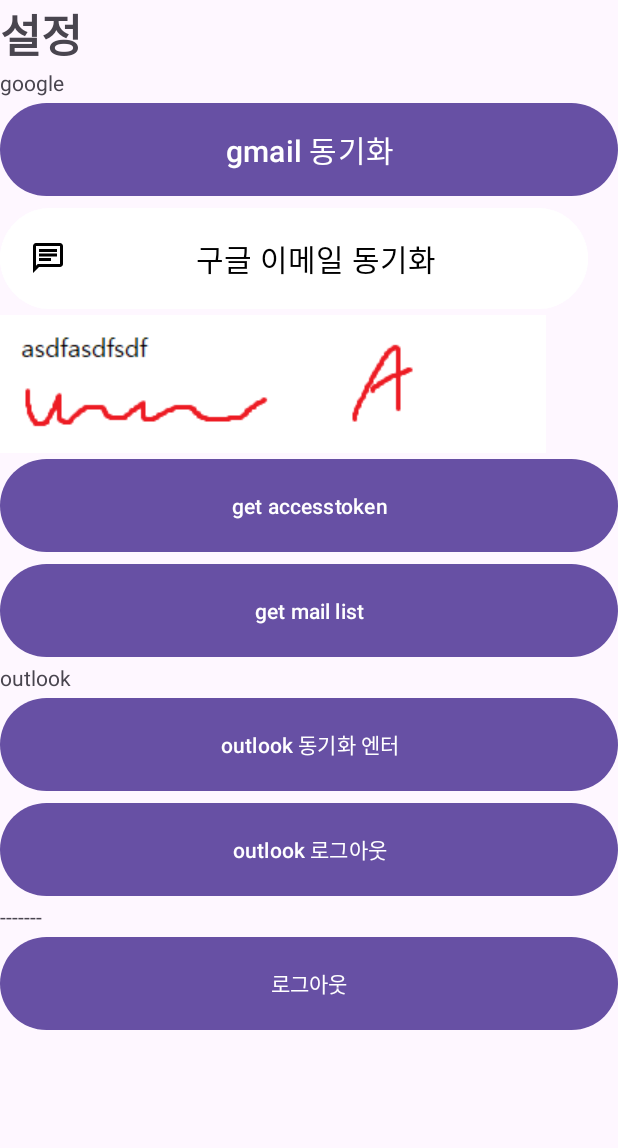
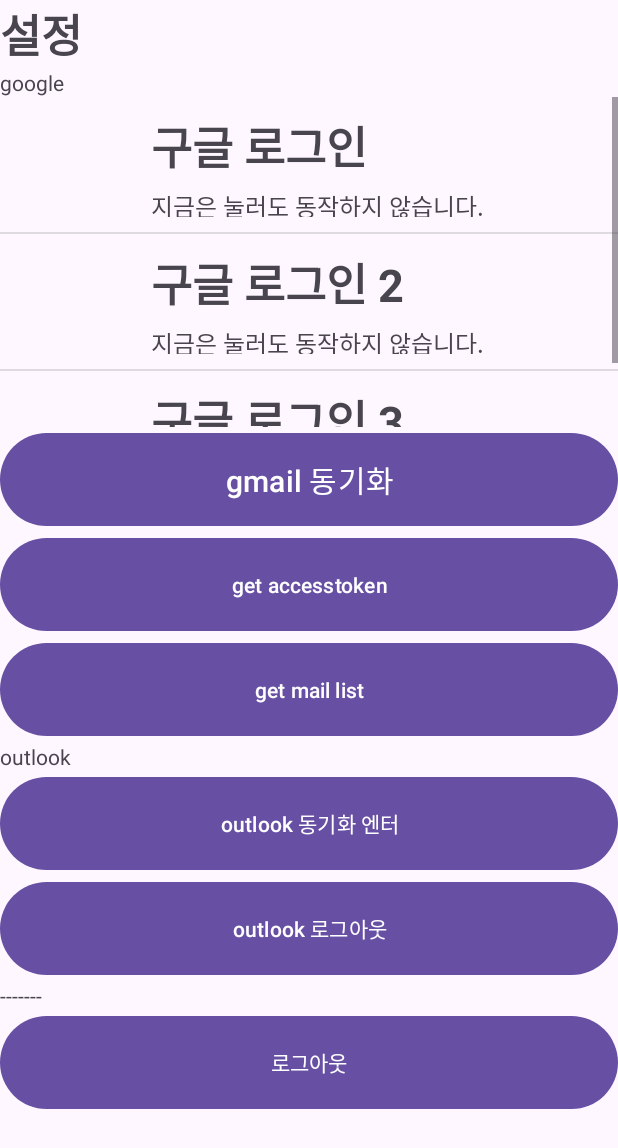
Before and after one commit to melonNamedLove/mailMoaJo, an Android app built with Jetpack Compose: the fragment SettingsFragment shown on its own in the app's theme, on a phone screen of 412 x 824 dp. Shown: the top 1148 px of the screen. Run offline under Robolectric (Android 15) with nearby library versions, the phone set to English and light mode, and no system bars; our stand-ins replace Volley; libraries missing offline, so code that uses them is left out: com.microsoft.graph, com.microsoft.identity, io.github.jan.supabase; 1 statement that could not run was skipped.

Commit message:
이미지버튼 갈아엎고 커스텀 리스트뷰를 통해서 옵션 프래그먼트 내부에 옵션들을 설정할 예정 현재 어댑터 연결하고 Title과 Subtitle을 넣어서 띄우는데 성공 향후 setonClickListner를 각 CustomListView에 삽입해서 버튼화 예정

```diff
--- a/mailmoajo2/app/build.gradle.kts
+++ b/mailmoajo2/app/build.gradle.kts
@@ -76,6 +76,7 @@ dependencies {
     implementation("androidx.lifecycle:lifecycle-livedata-ktx:2.7.0")
     implementation("androidx.lifecycle:lifecycle-viewmodel-ktx:2.7.0")
     implementation(platform("androidx.compose:compose-bom:2023.08.00"))
+    implementation("androidx.activity:activity:1.8.0")
     testImplementation("junit:junit:4.13.2")
     androidTestImplementation("androidx.test.ext:junit:1.1.5")
     androidTestImplementation("androidx.test.espresso:espresso-core:3.5.1")
--- a/mailmoajo2/app/src/main/AndroidManifest.xml
+++ b/mailmoajo2/app/src/main/AndroidManifest.xml
@@ -16,6 +16,9 @@
         android:theme="@style/Theme.Mailmoajo2"
         android:usesCleartextTraffic="true"
         tools:targetApi="31">
+        <activity
+            android:name=".MainActivity"
+            android:exported="false" />
         <activity
             android:name=".AddContactActivity"
             android:exported="false" />
@@ -58,12 +61,14 @@
             android:exported="true">
             <intent-filter>
                 <action android:name="android.intent.action.VIEW" />
+
                 <category android:name="android.intent.category.DEFAULT" />
                 <category android:name="android.intent.category.BROWSABLE" />
+
                 <data
-                    android:scheme="msauth"
                     android:host="com.melon.mailmoajo"
-                    android:path="/yG7xh+P47vHoeLFfL//4ro3XLfc=" />
+                    android:path="/yG7xh+P47vHoeLFfL//4ro3XLfc="
+                    android:scheme="msauth" />
             </intent-filter>
         </activity>
     </application>
--- /dev/null
+++ b/mailmoajo2/app/src/main/java/com/melon/mailmoajo/adapter/OptionListItemAdapter.kt
@@ -0,0 +1,59 @@
+package com.melon.mailmoajo.adapter
+
+import android.content.Context
+import android.view.LayoutInflater
+import android.view.View
+import android.view.ViewGroup
+import android.widget.BaseAdapter
+import android.widget.TextView
+import com.melon.mailmoajo.R
+import com.melon.mailmoajo.dataclass.optionItems
+
+//https://kumgo1d.tistory.com/entry/Android-Custom-ListView-%EC%95%88%EB%93%9C%EB%A1%9C%EC%9D%B4%EB%93%9C-%EC%BB%A4%EC%8A%A4%ED%85%80-%EB%A6%AC%EC%8A%A4%ED%8A%B8%EB%B7%B0-%EB%A7%8C%EB%93%A4%EA%B8%B0
+
+class OptionListItemAdapter : BaseAdapter() {
+
+    private var listViewItemList = ArrayList<optionItems>()
+
+    override fun getCount(): Int {
+        return listViewItemList.size
+    }
+
+    override fun getItem(position: Int): Any {
+        return listViewItemList[position]
+    }
+
+    override fun getItemId(position: Int): Long {
+        return position.toLong()
+    }
+
+    override fun getView(position: Int, convertView: View?, parent: ViewGroup?): View? {
+
+        var view = convertView
+        val context = parent!!.context
+
+        if (view == null) {
+            val inflater = context.getSystemService(Context.LAYOUT_INFLATER_SERVICE) as LayoutInflater
+            view = inflater.inflate(R.layout.option_list_item, parent, false)
+        }
+
+        val item_title : TextView = view!!.findViewById(R.id.option_item_tv_title)
+        val item_subtitle : TextView = view.findViewById(R.id.option_item_tv_subtitle)
+
+        val listViewItem = listViewItemList[position]
+
+        // 아이템에 데이터 반영
+        item_title.text = listViewItem.title
+        item_subtitle.text = listViewItem.subtitle
+
+        return view
+    }
+
+    fun addItem(title: String, subtitle: String) {
+
+        val item = optionItems(title,subtitle)
+        listViewItemList.add(item)
+
+    }
+
+}
--- /dev/null
+++ b/mailmoajo2/app/src/main/java/com/melon/mailmoajo/dataclass/optionItems.kt
@@ -0,0 +1,18 @@
+package com.melon.mailmoajo.dataclass
+
+/**
+ * 옵션 리스트뷰에 들어갈 커스텀 리스트용 데이터 클래스
+ *
+ * @property title : 두꺼운 글씨의 메인 제목
+ * @property subtitle : 얇고 작은 글씨의 서브 제목
+ */
+data class optionItems(
+    var title : String,
+    var subtitle : String,
+) {
+    override fun hashCode(): Int {
+        var result = title.hashCode()
+        result = 31 * result + subtitle.hashCode()
+        return result
+    }
+}
--- a/mailmoajo2/app/src/main/java/com/melon/mailmoajo/fragment/SettingsFragment.kt
+++ b/mailmoajo2/app/src/main/java/com/melon/mailmoajo/fragment/SettingsFragment.kt
@@ -20,6 +20,7 @@ import com.melon.mailmoajo.GoogleSignInActivity.Companion.tokenprefs
 import com.melon.mailmoajo.MSGraphRequestWrapper
 import com.melon.mailmoajo.MSGraphRequestWrapper.callGraphAPIUsingVolley
 import com.melon.mailmoajo.PostResult
+import com.melon.mailmoajo.adapter.OptionListItemAdapter
 import com.melon.mailmoajo.databinding.FragmentSettingsBinding
 import com.melon.mailmoajo.dataclass.mailData
 import com.melon.mailmoajo.dataclass.mailId
@@ -62,6 +63,7 @@ class SettingsFragment : Fragment() {
     /* Azure AD Variables */
     private var mSingleAccountApp: ISingleAccountPublicClientApplication? = null
     private var mAccount: IAccount? = null
+    var listItemAdapter = OptionListItemAdapter()
     override fun onCreate(savedInstanceState: Bundle?) {
         super.onCreate(savedInstanceState)
 
@@ -78,6 +80,11 @@ class SettingsFragment : Fragment() {
         savedInstanceState: Bundle?
     ): View? {
         val binding = FragmentSettingsBinding.inflate(layoutInflater)
+
+        binding.optionListView.adapter = listItemAdapter
+        listItemAdapter.addItem("구글 로그인","지금은 눌러도 동작하지 않습니다.")
+        listItemAdapter.addItem("구글 로그인 2","지금은 눌러도 동작하지 않습니다.")
+        listItemAdapter.addItem("구글 로그인 3","지금은 눌러도 동작하지 않습니다.")
 
         binding.gmailLoadBtn.setOnClickListener{
             var i: Intent = Intent(context, GmailLoadActivity::class.java)
--- a/mailmoajo2/app/src/main/res/layout/fragment_settings.xml
+++ b/mailmoajo2/app/src/main/res/layout/fragment_settings.xml
@@ -16,6 +16,12 @@
         android:layout_height="wrap_content"
         android:text="google" />
 
+<!--    커스텀 리스트뷰 -->
+    <ListView
+        android:id="@+id/option_ListView"
+        android:layout_width="match_parent"
+        android:layout_height="220dp" />
+
     <Button
         android:id="@+id/gmailLoadBtn"
         android:layout_width="match_parent"
@@ -24,24 +30,29 @@
         android:textSize="20dp">
     </Button>
 
-    <Button
-        android:layout_width="match_parent"
-        android:layout_height="75dp"
-        android:drawableLeft="@drawable/chat_24dp_fill0_wght400_grad0_opsz24_black"
-        android:paddingLeft="20dp"
-        android:backgroundTint="@color/white"
-        android:text="구글 이메일 동기화"
-        android:textColor="@color/black"
-        android:textSize="20dp"
-        android:layout_marginRight="20dp"/>
 
-    <ImageButton
-        android:layout_width="wrap_content"
-        android:layout_height="wrap_content"
-        android:id="@+id/imagebuttonTesting"
-        android:padding="0dp"
-        android:src="@drawable/imgbtn_states"
-        />
+<!--    이미지를 왼쪽에 넣는 drawalbeLeft 속성을 통해서 로고가 오른쪽에 있고 글자가 있는 버튼을 만듬.-->
+<!--    안 이쁘고 메인타이틀과 서브타이틀로 두줄을 넣을 수가 없어서 폐기-->
+<!--    <Button-->
+<!--        android:layout_width="match_parent"-->
+<!--        android:layout_height="75dp"-->
+<!--        android:drawableLeft="@drawable/chat_24dp_fill0_wght400_grad0_opsz24_black"-->
+<!--        android:paddingLeft="20dp"-->
+<!--        android:backgroundTint="@color/white"-->
+<!--        android:text="구글 이메일 동기화!!!"-->
+<!--        android:textColor="@color/black"-->
+<!--        android:textSize="20dp"-->
+<!--        android:layout_marginRight="20dp"/>-->
+
+<!--    이미지를 통째로 버튼으로 만듬. 대기 이미지와 클릭 이미지 별도 구현-->
+<!--    화질과 리소스의 문제때문에 폐기-->
+<!--    <ImageButton-->
+<!--        android:layout_width="wrap_content"-->
+<!--        android:layout_height="wrap_content"-->
+<!--        android:id="@+id/imagebuttonTesting"-->
+<!--        android:padding="0dp"-->
+<!--        android:src="@drawable/imgbtn_states"-->
+<!--        />-->
 
     <Button
         android:id="@+id/retroBtn"
--- /dev/null
+++ b/mailmoajo2/app/src/main/res/layout/option_list_item.xml
@@ -0,0 +1,41 @@
+<?xml version="1.0" encoding="utf-8"?>
+<LinearLayout xmlns:android="http://schemas.android.com/apk/res/android"
+    xmlns:app="http://schemas.android.com/apk/res-auto"
+    xmlns:tools="http://schemas.android.com/tools"
+    android:layout_width="match_parent"
+    android:layout_height="90dp"
+    android:orientation="horizontal">
+
+
+    <ImageView
+        android:id="@+id/option_item_iv_logo"
+        android:layout_width="90dp"
+        android:layout_height="90dp"
+        android:layout_weight="1"
+        android:padding="5dp"
+        tools:srcCompat="@tools:sample/avatars" />
+
+    <LinearLayout
+        android:layout_width="300dp"
+        android:layout_height="match_parent"
+        android:layout_weight="1"
+        android:orientation="vertical"
+        android:paddingVertical="10dp">
+
+        <TextView
+            android:id="@+id/option_item_tv_title"
+            android:layout_width="match_parent"
+            android:layout_height="wrap_content"
+            android:layout_marginBottom="5dp"
+            android:text="111"
+            android:textSize="30dp"
+            android:textStyle="bold" />
+
+        <TextView
+            android:id="@+id/option_item_tv_subtitle"
+            android:layout_width="match_parent"
+            android:layout_height="wrap_content"
+            android:text="222"
+            android:textSize="16dp" />
+    </LinearLayout>
+</LinearLayout>
```
